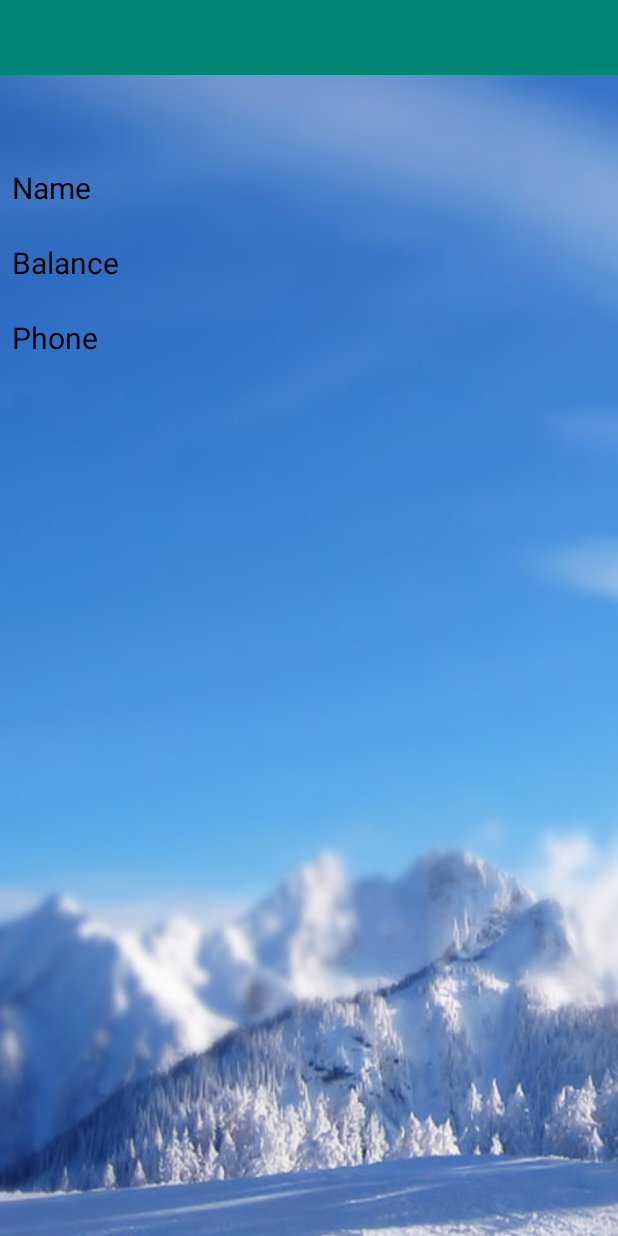
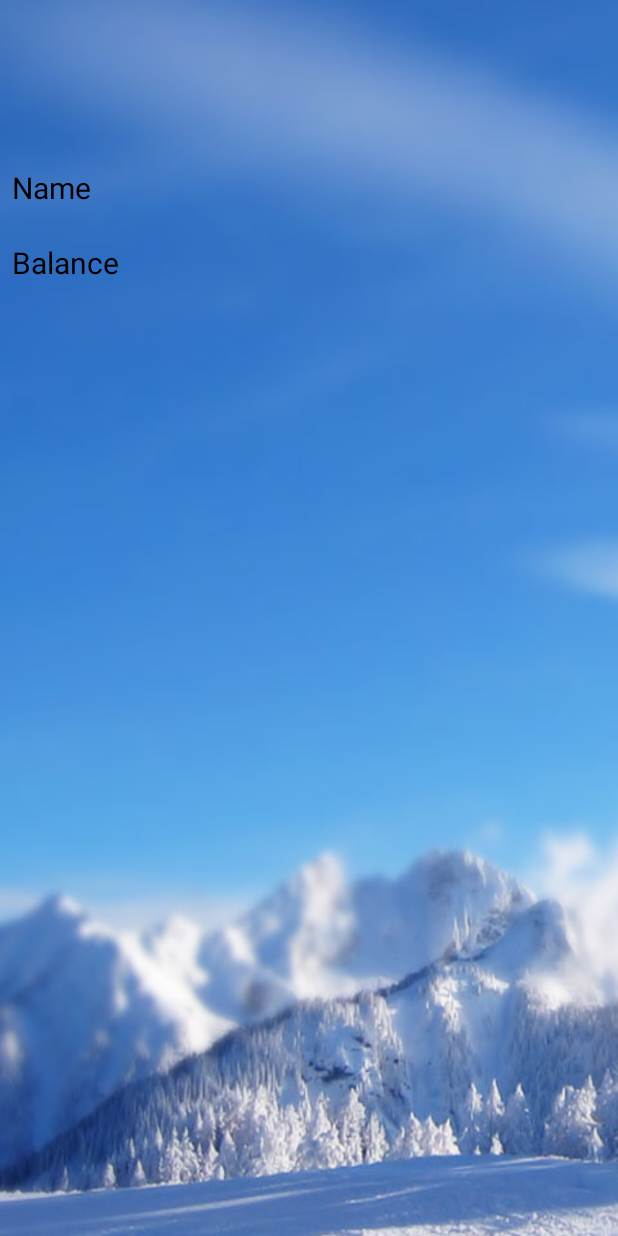
Before and after one commit to LarissaTan/CuteCoffe, an Android app: the layout fragment_account.xml on its own in the app's theme, with its tools: preview values and no code run, on a phone screen of 412 x 824 dp. Run offline under Robolectric (Android 15) with nearby library versions, the phone set to English and light mode, and no system bars.

Commit message:
set account fragment

```diff
--- a/app/src/main/AndroidManifest.xml
+++ b/app/src/main/AndroidManifest.xml
@@ -14,7 +14,7 @@
         <activity android:name=".activityAndNav.OrderFragment" />
         <activity android:name=".activityAndNav.PayActivity" />
         <activity android:name=".activityAndNav.RechargeActivity" />
-        <activity android:name=".activityAndNav.MyAccountActivity" />
+        <activity android:name=".activityAndNav.AccountFragment" />
         <activity android:name=".activityAndNav.StoreGoodsActivity" />
         <activity android:name=".activityAndNav.RegisterActivity" />
         <activity android:name=".activityAndNav.HomeActivity" />
--- a/app/src/main/java/com/example/cutecoffee/activityAndNav/HomeActivity.java
+++ b/app/src/main/java/com/example/cutecoffee/activityAndNav/HomeActivity.java
@@ -21,10 +21,10 @@ import com.google.android.material.bottomnavigation.BottomNavigationView;
 public class HomeActivity extends AppCompatActivity implements View.OnClickListener {
 
     private BottomNavigationView navigationView;
-    private FrameLayout nav_frag;
     private int UserID ;
     private OrderFragment orderFragment = new OrderFragment();
     private HomeFragment homeFragment = new HomeFragment();
+    private AccountFragment accountFragment = new AccountFragment();
 
 
     @Override
@@ -59,8 +59,9 @@ public class HomeActivity extends AppCompatActivity implements View.OnClickListe
                     replacementFragment(orderFragment);
                     break;
                 case R.id.single_2:
+                    replacementFragment(accountFragment);
                     //startActivity(new Intent(HomeAllStoresActivity.this, MyAccountActivity.class));
-                    startActivity(new Intent(HomeActivity.this,StoreGoodsActivity.class));
+                    //startActivity(new Intent(HomeActivity.this,StoreGoodsActivity.class));
                     break;
                 case R.id.single_4:
                     startActivity(new Intent(HomeActivity.this, MainActivity.class));
--- a/app/src/main/res/layout/activity_my_account.xml
+++ b/app/src/main/res/layout/fragment_account.xml
@@ -6,9 +6,7 @@
     android:layout_width="match_parent"
     android:layout_height="match_parent"
     android:background="@drawable/background"
-    tools:context=".activityAndNav.MyAccountActivity">
-
-    <include layout="@layout/mytoolbar"/>
+    tools:context=".activityAndNav.AccountFragment">
 
     <RelativeLayout
         android:id="@+id/re_userName"
@@ -73,39 +71,4 @@
 
     </RelativeLayout>
 
-
-
-    <RelativeLayout
-        android:id="@+id/re_phoneNumb"
-        android:layout_below="@+id/re_money"
-        android:layout_width="match_parent"
-        android:layout_marginLeft="8dp"
-        android:layout_marginRight="8dp"
-        android:layout_height="wrap_content">
-
-        <TextView
-            android:layout_width="wrap_content"
-            android:layout_height="wrap_content"
-            android:gravity="center"
-            android:layout_centerInParent="true"
-            android:layout_alignParentLeft="true"
-            android:text="Phone"
-            android:textColor="@color/black"
-            android:layout_gravity="center"
-            android:textSize="20dp" />
-
-        <TextView
-            android:id="@+id/tv_phoneNumb_acc"
-            android:layout_width="180dp"
-            android:layout_height="50dp"
-            android:layout_alignParentRight="true"
-            android:layout_centerHorizontal="true"
-            android:layout_marginLeft="15dp"
-            android:gravity="right"
-            android:textColor="@color/black"
-            android:textSize="20dp" />
-
-    </RelativeLayout>
-
-
 </RelativeLayout>
```
Also changed, not shown: app/src/main/java/com/example/cutecoffee/activityAndNav/AccountFragment.java (added, +82 -0 lines), app/src/main/java/com/example/cutecoffee/activityAndNav/HomeFragment.java (+15 -0 lines), app/src/main/java/com/example/cutecoffee/activityAndNav/MyAccountActivity.java (deleted, +0 -117 lines).
